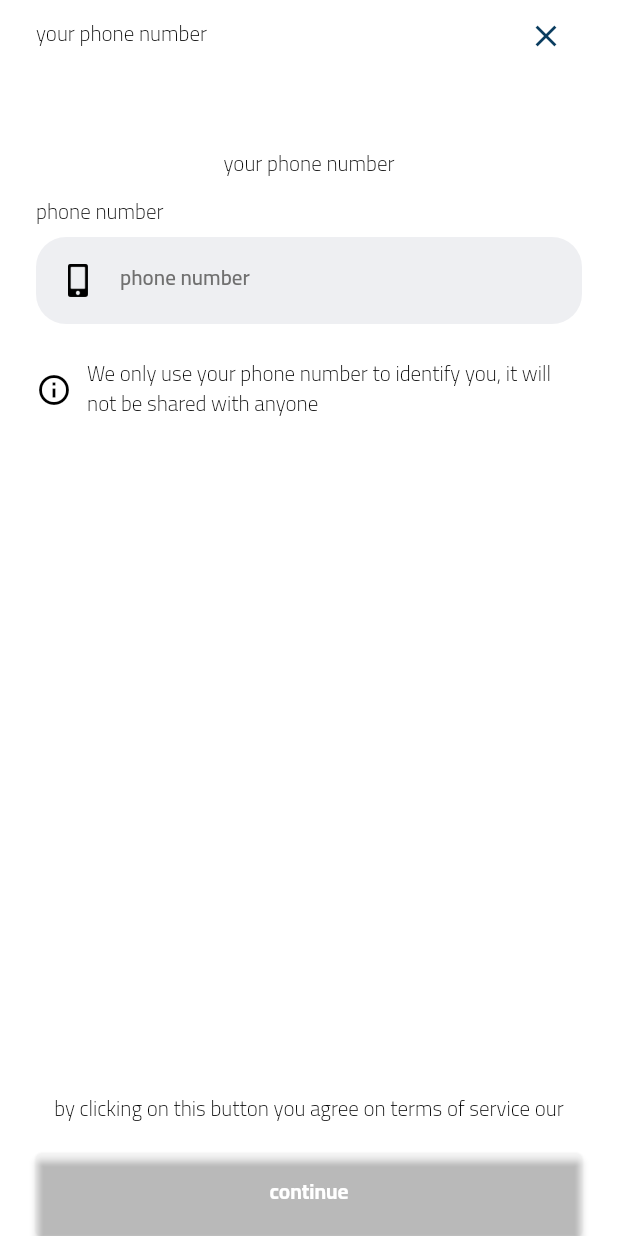
After one commit to Hwassef/wassiet, a Flutter app: the LoginPage screen opened by its route, on a phone screen of 412 x 824 dp. The commit adds this screen. Run offline on Flutter 3.47's test engine with Material 2 defaults, Android fonts, the light colour scheme and no system bars; our stand-ins replace auto_route, flutter_svg; missing offline and left inert: flutter_verification_code.

Commit message:
implement login page ui

```diff
--- a/lib/app/presentation/app_settings/settings_page.dart
+++ b/lib/app/presentation/app_settings/settings_page.dart
@@ -38,7 +38,7 @@ class SettingsPage extends StatelessWidget {
                 runSpacing: 4,
                 children: [
                   CustomListTile(
-                    onTap: () => context.pushRoute(const ChangeAppLanguagePageRoute()),
+                    onTap: () => context.pushRoute(ProfilePageRoute(isLoggedIn: true)),
                     content: S.of(context).changeLanguage,
                   ),
                   CustomListTile(
--- /dev/null
+++ b/lib/app/presentation/authentification/login_page.dart
@@ -0,0 +1,120 @@
+import 'package:auto_route/auto_route.dart';
+import 'package:flutter/material.dart';
+import 'package:wassiet/config/config.dart';
+import 'package:wassiet/generated/l10n.dart';
+import 'package:wassiet/widgets/widgets.dart';
+
+class LoginPage extends StatelessWidget {
+  LoginPage({Key? key}) : super(key: key);
+  final TextEditingController testController = TextEditingController();
+  @override
+  Widget build(BuildContext context) {
+    return Scaffold(
+      body: SafeArea(
+        child: Padding(
+          padding: const EdgeInsets.symmetric(horizontal: 24.0),
+          child: Column(
+            children: [
+              Expanded(
+                child: Column(
+                  children: [
+                    Row(
+                      mainAxisAlignment: MainAxisAlignment.spaceBetween,
+                      children: [
+                        Text(S.current.yourPhoneNumber),
+                        IconButton(
+                          onPressed: () => context.popRoute(),
+                          icon: const Icon(
+                            Icons.close,
+                            color: AppColors.darkBlueColor,
+                          ),
+                        ),
+                      ],
+                    ),
+                    const SizedBox(
+                      height: 56.0,
+                    ),
+                    Text(
+                      S.current.yourPhoneNumber,
+                    ),
+                    const SizedBox(
+                      height: 10.0,
+                    ),
+                    InputTextField(
+                      hintText: S.current.phoneNumber,
+                      controller: testController,
+                      keyboardType: TextInputType.phone,
+                      label: S.current.phoneNumber,
+                      prefixIconConstraints: const BoxConstraints(
+                        minHeight: 14,
+                        minWidth: 22,
+                      ),
+                      prefixIcon: Image.asset(
+                        AppImages.mobileIcon,
+                        width: 14,
+                        height: 22,
+                      ),
+                    ),
+                    const SizedBox(
+                      height: 24.0,
+                    ),
+                    Row(
+                      children: [
+                        const Icon(Icons.info_outline),
+                        const SizedBox(
+                          width: 10,
+                        ),
+                        Expanded(
+                          child: Text(
+                            S.current.weUseYourPhoneNumberOnlyToLocateYourIdentityItWillNotBeShared,
+                            style: Theme.of(context).textTheme.bodyText2?.copyWith(
+                                  height: 1.4,
+                                ),
+                          ),
+                        ),
+                      ],
+                    ),
+                  ],
+                ),
+              ),
+              Container(
+                alignment: Alignment.center,
+                child: Text.rich(
+                  TextSpan(
+                    children: <InlineSpan>[
+                      WidgetSpan(
+                        child: Text(
+                          S.current.byClickingOnThisButtonYouAccept,
+                          textAlign: TextAlign.center,
+                        ),
+                      ),
+                      WidgetSpan(
+                        child: Text(
+                          ' ${S.current.termsOfService}',
+                          textAlign: TextAlign.center,
+                        ),
+                      ),
+                      WidgetSpan(
+                        child: Text(
+                          ' ${S.current.ourOwn}',
+                          textAlign: TextAlign.center,
+                        ),
+                      ),
+                    ],
+                  ),
+                ),
+              ),
+              const SizedBox(height: 21),
+              ElevatedButton(
+                onPressed: () {},
+                child: Text(
+                  S.current.continueText,
+                ),
+              ),
+            ],
+          ),
+        ),
+      ),
+    );
+  }
+}
--- a/lib/config/images/app_images.dart
+++ b/lib/config/images/app_images.dart
@@ -31,6 +31,7 @@ class AppImages {
   static const String facebookIcon = '$iconsFolderPath/facebook_icon.png';
   static const String twitterIcon = '$iconsFolderPath/twitter_icon.png';
   static const String instagramIcon = '$iconsFolderPath/instagram_icon.png';
+  static const String mobileIcon = '$iconsFolderPath/mobile_icon.png';
   static const String whatsappIcon = '$iconsFolderPath/whatsapp_icon.png';
   static const String blueLineImage = '$imagesFolderPath/blue_line_image.png';
   static const String greyShapeImage = '$imagesFolderPath/grey_shape.svg';
--- a/lib/l10n/intl_ar.arb
+++ b/lib/l10n/intl_ar.arb
@@ -148,5 +148,6 @@
     "verificationCode": "رمز التحقق",
     "sendVerificationCodeIn": "أرسل الرمز مرة أخرى في حدود",
     "sendAgain": "أعد الإرسال",
-    "personalInformations": "معلومات شخصية"
+    "personalInformations": "معلومات شخصية",
+    "saveData": "حفظ البيانات"
 }
--- a/lib/l10n/intl_en.arb
+++ b/lib/l10n/intl_en.arb
@@ -148,5 +148,6 @@
     "verificationCode": "verification code",
     "sendVerificationCodeIn": "send verification code again in",
     "sendAgain": "send again",
-    "persnalInformations": "personal informations"
+    "persnalInformations": "personal informations",
+    "saveData": "save data"
 }
--- a/lib/widgets/custom_back_button.dart
+++ b/lib/widgets/custom_back_button.dart
@@ -1,7 +1,5 @@
 import 'package:auto_route/auto_route.dart';
 import 'package:flutter/cupertino.dart';
-import 'package:flutter/src/foundation/key.dart';
-import 'package:flutter/src/widgets/framework.dart';
 import 'package:wassiet/config/config.dart';
 
 class CustomBackButton extends StatelessWidget {
--- a/lib/widgets/input_form_field.dart
+++ b/lib/widgets/input_text_field.dart
@@ -1,22 +1,28 @@
 import 'package:flutter/material.dart';
 
-class InputFormField extends StatelessWidget {
-  const InputFormField({
+class InputTextField extends StatelessWidget {
+  const InputTextField({
     Key? key,
-    required this.hintText,
+    this.hintText,
     required this.controller,
     required this.keyboardType,
     // this.expands = false,
     this.maxLines = 1,
     this.minLines = 1,
     this.constraints,
+    this.suffixIcon,
+    this.prefixIcon,
+    this.prefixIconConstraints,
     // required this.validator,
     // required this.onChanged,
     required this.label,
   }) : super(key: key);
-  final String hintText;
+  final String? hintText;
   final TextEditingController controller;
   final TextInputType keyboardType;
+  final Widget? suffixIcon;
+  final Widget? prefixIcon;
+  final BoxConstraints? prefixIconConstraints;
   // final bool expands;
   final int maxLines;
   final int minLines;
@@ -37,6 +43,12 @@ class InputFormField extends StatelessWidget {
           decoration: InputDecoration(
             hintText: hintText,
             constraints: constraints,
+            suffixIcon: suffixIcon,
+            prefixIcon: Padding(
+              padding: const EdgeInsets.symmetric(horizontal: 21.0),
+              child: prefixIcon,
+            ),
+            prefixIconConstraints: prefixIconConstraints,
           ),
           controller: controller,
           // validator: validator,
--- a/lib/widgets/widgets.dart
+++ b/lib/widgets/widgets.dart
@@ -3,5 +3,6 @@ export 'custom_list_tile.dart';
 export 'custom_back_button.dart';
 export 'circled_flag.dart';
 export 'custom_circle_avatar.dart';
-export 'input_form_field.dart';
+export 'input_text_field.dart';
 export 'underlined_text.dart';
+export 'required_field.dart';
--- a/pubspec.yaml
+++ b/pubspec.yaml
@@ -17,6 +17,7 @@ dependencies:
   flutter_localizations:
     sdk: flutter
   flutter_svg: ^1.1.1+1
+  flutter_verification_code: ^1.1.3+1
 
 dev_dependencies:
   flutter_test:
```
Also changed, not shown: lib/app/presentation/app_settings/contact_us_page.dart (+5 -5 lines), lib/app/presentation/authentification/verification_code_page.dart (added, +96 -0 lines), lib/app/presentation/pages.dart (added, +10 -0 lines), lib/app/presentation/profile/edit_informations_page.dart (added, +78 -0 lines), lib/app/presentation/profile/profle_page.dart (added, +79 -0 lines), lib/config/routes/app_router.dart (+20 -8 lines), lib/widgets/required_field.dart (added, +21 -0 lines), assets/icons/mobile_icon.png (added), lib/config/routes/app_router.gr.dart, lib/generated/intl/messages_ar.dart, lib/generated/intl/messages_en.dart, lib/generated/l10n.dart, pubspec.lock.
